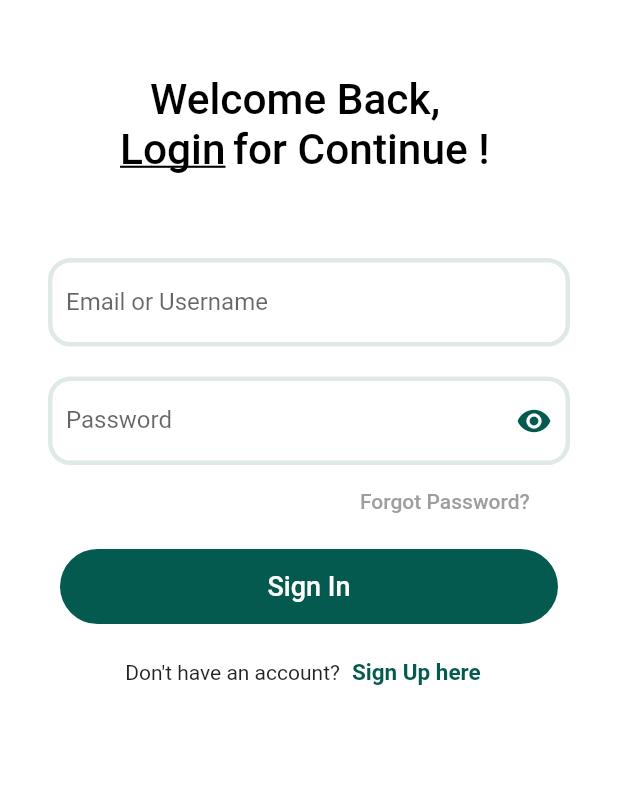
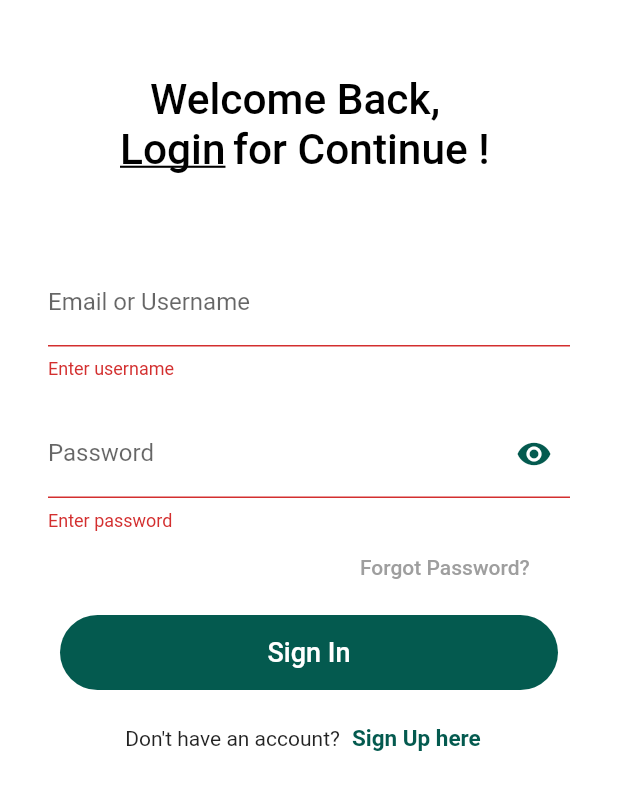
Before and after one commit to ZEAPP360/Sahan-Elevate-App, a Flutter app: the screen it shows after launch, after a tap on "Sign In", on a phone screen of 412 x 824 dp, the part 84-894 px from its top. Run offline on Flutter 3.47's test engine with Material 2 defaults, Android fonts, the phone set to English and light mode, and no system bars; our stand-ins replace animated_text_kit, email_validator; network calls fail.

Commit message:
23/03/2023 | Zaryab Alam

```diff
--- a/lib/Screens/login_screen.dart
+++ b/lib/Screens/login_screen.dart
@@ -17,12 +17,11 @@
 }
 
 class _LoginScreenState extends State<LoginScreen> {
-  String? token1;
-  // String? myemail;
-  // String? mypass= "123456aA" ;
   int? response;
   bool _isObscure = true;
   bool visible = false;
+  bool isValidForm = false;
+
 
   void initState() {
     super.initState();
@@ -32,11 +31,7 @@
   // Getting value from TextField widget.
   final emailController = TextEditingController();
   final passwordController = TextEditingController();
-  String? myemail;
-  String? mypass;
-
-  String getdata = "";
-  String tokenget = "";
+  final _formkey = GlobalKey<FormState>();
 
   getStatus(BuildContext context) async {
     var params = {
@@ -62,55 +57,32 @@
     print(data);
     // print(data["access_token"]);
 
-
-    print("call karoo");
+    print("Login Method Test Print");
 
     if (passwordController.text == '' || emailController.text == "") {
-      const snackBar = SnackBar(content: Text("Please fill the fields "));
+      const snackBar = SnackBar(content: Text("Empty Email Or Password"));
 
       return ScaffoldMessenger.of(context).showSnackBar(snackBar);
     } else {
       if(data["access_token"]==null){
 
-const snackBar = SnackBar(content: Text("Enter correct crendentials"));
+const snackBar = SnackBar(content: Text("Enter Correct Crendentials"));
       return ScaffoldMessenger.of(context).showSnackBar(snackBar);
       }
       else if(data["access_token"]!=null){
-        const snackBar = SnackBar(content: Text("login success"));
+        const snackBar = SnackBar(content: Text("Login success"));
           // ignore: use_build_context_synchronously
          Navigator.push(
         context,
         MaterialPageRoute(builder: (context) => MainHomePage2(token2: data["access_token"],)),
       );
       ScaffoldMessenger.of(context).showSnackBar(snackBar);
-
-
       }
       else{
-            const snackBar = SnackBar(content: Text("Enter correct crendentials"));
+            const snackBar = SnackBar(content: Text("Enter Correct Crendentials"));
       return ScaffoldMessenger.of(context).showSnackBar(snackBar);
-
       }
-
-      // Navigator.push(
-      //   context,
-      //   MaterialPageRoute(
-      //       builder: (context) =>
-      //           MainHomePage2(
-      //               token2: snapshot
-      //                   .data?.accessToken)
-      //                   ),
-      // );
     }
-    // if (response1.statusCode == 200) {
-    //   setState(() {
-    //     token1 = data["access_token"];
-    //   });
-    //   // print("This is my token:  $token1");
-    //   return Welcome.fromJson(data);
-    // } else {
-    //   return Welcome.fromJson(data);
-    // }
   }
 
   @override
@@ -118,29 +90,6 @@
     return Scaffold(
         backgroundColor: Colors.white,
         appBar: AppBar(
-          // leading: Padding(
-          //   padding: const EdgeInsets.only(top: 30),
-          //   child: MaterialButton(
-          //     minWidth: 2,
-          //     shape: const CircleBorder(),
-          //     color: Color(0xFF045a4f),
-          //     padding: const EdgeInsets.all(5),
-          //     onPressed: () {
-          //       // Navigator.pushNamed(
-          //       //   context,
-          //       //   MyRoutes.waiting,
-          //       // );
-          //     },
-          //     child: Center(
-          //       child: Icon(
-          //         Icons.arrow_back,
-          //         size: 20,
-          //         color: Colors.white,
-          //       ),
-          //     ),
-          //   ),
-          // ),
-
           title: Padding(
             padding: const EdgeInsets.only(top: 30, right: 20),
             child: Image.asset(
@@ -172,7 +121,7 @@
                     mainAxisAlignment: MainAxisAlignment.center,
                     crossAxisAlignment: CrossAxisAlignment.center,
                     children: [
-                      SizedBox(
+                      const SizedBox(
                         height: 50,
                       ),
                       //     Row(
@@ -255,8 +204,7 @@
                           Padding(
                             padding: const EdgeInsets.only(left: 80),
                             child: Row(
-                              children: [
-                                Text(
+                              children: const [ Text(
                                   'Login',
                                   style: TextStyle(
                                     color: Colors.black,
@@ -293,6 +241,8 @@
                           vertical: 16,
                           horizontal: 32,
                         ),
+                        child: Form(
+                          key: _formkey,
                           child: Column(
                             children: [
                               TextFormField(
@@ -319,20 +269,22 @@
                                     )),
                                 autovalidateMode:
                                     AutovalidateMode.onUserInteraction,
-                              validator: (email) => email != null &&
-                                      !EmailValidator.validate(email)
-                                  ? "Enter a valid email"
-                                  : null,
+                                validator: (inputValue) {
+                            if (inputValue!.isEmpty) {
+                              return "Enter username";
+                            }
+                            return null;
+                          },
                               ),
                               const SizedBox(
                                 height: 20.0,
                               ),
-                            TextField(
+                              TextFormField(
                                 obscureText: _isObscure,
                                 controller: passwordController,
                                 decoration: InputDecoration(
                                     suffixIcon: IconButton(
-                                      color: Color(0xFF045a4f),
+                                        color: const Color(0xFF045a4f),
                                         icon: Icon(_isObscure
                                             ? Icons.visibility
                                             : Icons.visibility_off),
@@ -356,7 +308,18 @@
                                       borderSide: const BorderSide(
                                           width: 3, color: Color(0xFFDFE9E8)),
                                       borderRadius: BorderRadius.circular(15),
-                                  )),
+                                    )
+                                    ),
+                                     validator: (inputValue) {
+                            if (inputValue!.isEmpty) {
+                              return "Enter password";
+                            }
+                            else if (inputValue.length<6)
+                            {
+                              return "Enter at least 6 letters";
+                            }
+                            return null;
+                          },
                               ),
                               Row(
                                 children: [
@@ -376,29 +339,33 @@
                                 ],
                               ),
                               TextButton(
-                              onPressed: (() {
+                                // onPressed: (() {
+                                //   getStatus(context);
+                                // }
+                                // ),
+                                onPressed: () {
+                                if (_formkey.currentState!.validate()) {
+                                  setState(() {
+                                    isValidForm = true;
+                                  });
                                   getStatus(context);
-                                // print('body: $token1');
-                                // print('success login');
-                              }),
-                              child: Container(
-                                alignment: Alignment.center,
-                                width: 400,
-                                height: 50,
-                                child: const Text(
-                                  'Sign In',
-                                  style: TextStyle(
-                                    fontSize: 18,
-                                    color: Colors.white,
-                                  ),
-                                ),
+                                } else {
+                                  setState(() {
+                                    isValidForm = false;
+                                  });
+                                  getStatus(context);
+                                }
+                              },
+                                child: Container( alignment: Alignment.center, width: 400, height: 50,
+                                child:Text('Sign In', style: TextStyle( fontSize: 18, color: Colors.white, ),),
                                   decoration: BoxDecoration(
-                                  color: Color(0xFF045a4f),
+                                    color: const Color(0xFF045a4f),
                                     borderRadius: BorderRadius.circular(25),
                                   ),
                                 ),
                               ),
                               Row(
+                                // ignore: sort_child_properties_last
                                 children: [
                                   const Text('Don\'t have an account?'),
                                   TextButton(
@@ -423,6 +390,7 @@
                             ],
                           ),
                         ),
+                      ),
                     ],
                   ),
                 ),
--- a/lib/main.dart
+++ b/lib/main.dart
@@ -1,17 +1,13 @@
 import 'package:flutter/material.dart';
 import 'package:learnerapp/Screens/forgot_password.dart';
 import 'package:learnerapp/Screens/login_screen.dart';
-import 'package:learnerapp/Screens/mainhomepage.dart';
 import 'package:learnerapp/Screens/myprofile2.dart';
-
 import 'package:learnerapp/Screens/otpverification.dart';
 import 'package:learnerapp/Screens/profile.dart';
 import 'package:learnerapp/Screens/questiion.dart';
-
 import 'package:learnerapp/Screens/resetpassword.dart';
 import 'package:learnerapp/Screens/showanswer.dart';
 import 'package:learnerapp/Screens/signup.dart';
-
 import 'package:learnerapp/Screens/waitingpage.dart';
 import 'package:learnerapp/Utilities/routes.dart';
 
```
Also changed, not shown: FlashCardApp.postman_collection_v1.1 (1).json (added, +213 -0 lines), lib/Screens/homepage2.dart (+99 -84 lines). Lines whose indentation alone changed are shown as unchanged.
